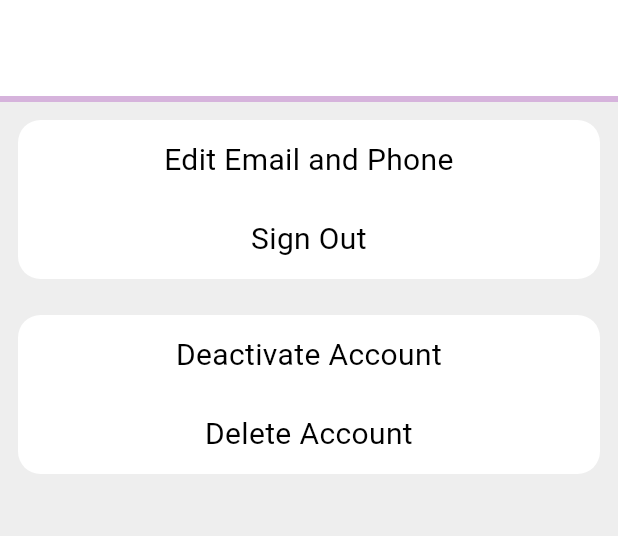
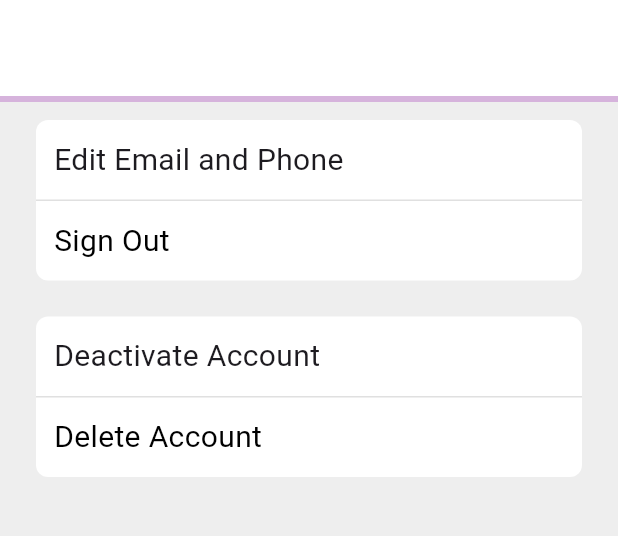
Before and after one commit to Ashutosh-777/BondU, a Flutter app: the MoreSettingsScreen screen opened directly, on a phone screen of 412 x 824 dp, the part 63-599 px from its top. Run offline on Flutter 3.47's test engine with Material 3 defaults, Android fonts, the phone set to English and light mode, and no system bars; our stand-ins replace dio, shared_preferences; missing offline and left inert: otpless_flutter; accounts and stored records are empty.

Commit message:
Major UI overhaul 3

```diff
--- a/lib/screens/moresettingsscreen.dart
+++ b/lib/screens/moresettingsscreen.dart
@@ -51,27 +51,29 @@ class _MoreSettingsScreenState extends State<MoreSettingsScreen> {
             color: Colors.purple.withAlpha(75),
           ),
           Container(
-            margin: const EdgeInsets.all(12.0),
+            margin: const EdgeInsets.symmetric(vertical: 12, horizontal: 24),
             width: deviceWidth(context) * 0.9,
             decoration: BoxDecoration(
               color: Colors.white,
-              borderRadius: BorderRadius.circular(15),
+              borderRadius: BorderRadius.circular(8),
             ),
-            child: const Column(
+            child: Column(
+              crossAxisAlignment: CrossAxisAlignment.stretch,
               children: [
-                Padding(
-                  padding: EdgeInsets.all(12.0),
-                  child: Text(
+                Container(
+                  decoration: BoxDecoration(
+                      border: Border(
+                          bottom: BorderSide(color: Colors.grey.shade300))),
+                  padding: const EdgeInsets.all(12.0),
+                  child: const Text(
                     "Edit Email and Phone",
-                    textAlign: TextAlign.center,
-                    style: TextStyle(color: Colors.black, fontSize: 20),
+                    style: TextStyle(fontSize: 20),
                   ),
                 ),
-                Padding(
+                const Padding(
                   padding: EdgeInsets.all(12.0),
                   child: Text(
                     "Sign Out",
-                    textAlign: TextAlign.center,
                     style: TextStyle(color: Colors.black, fontSize: 20),
                   ),
                 ),
@@ -79,27 +81,29 @@ class _MoreSettingsScreenState extends State<MoreSettingsScreen> {
             ),
           ),
           Container(
-            margin: const EdgeInsets.all(12.0),
+            margin: const EdgeInsets.symmetric(vertical: 12, horizontal: 24),
             width: deviceWidth(context) * 0.9,
             decoration: BoxDecoration(
               color: Colors.white,
-              borderRadius: BorderRadius.circular(15),
+              borderRadius: BorderRadius.circular(8),
             ),
-            child: const Column(
+            child: Column(
+              crossAxisAlignment: CrossAxisAlignment.stretch,
               children: [
-                Padding(
-                  padding: EdgeInsets.all(12.0),
-                  child: Text(
+                Container(
+                  decoration: BoxDecoration(
+                      border: Border(
+                          bottom: BorderSide(color: Colors.grey.shade300))),
+                  padding: const EdgeInsets.all(12.0),
+                  child: const Text(
                     "Deactivate Account",
-                    textAlign: TextAlign.center,
-                    style: TextStyle(color: Colors.black, fontSize: 20),
+                    style: TextStyle(fontSize: 20),
                   ),
                 ),
-                Padding(
+                const Padding(
                   padding: EdgeInsets.all(12.0),
                   child: Text(
                     "Delete Account",
-                    textAlign: TextAlign.center,
                     style: TextStyle(color: Colors.black, fontSize: 20),
                   ),
                 ),
```
Also changed, not shown: lib/screens/analyticsscreen.dart (+24 -66 lines), lib/screens/editcardscreen.dart (added, +110 -0 lines), lib/screens/home.dart (+10 -3 lines), lib/screens/settingsscreen.dart (+43 -25 lines), lib/stores/auth.dart (+8 -6 lines), lib/widgets/business_card.dart (+15 -3 lines), assets/share_button.png (added).
